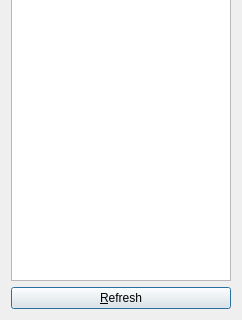
Above: dialog.ui from shaan7/Kapotah before the change; both pictures show x 0 to 242 and y 175 to 495 of the 242 by 495 pixel window. Below: the same form after it.
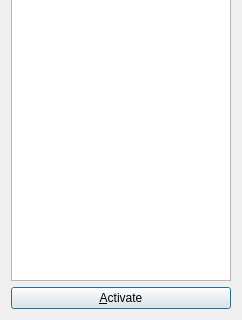
That is the form after the change.

Commit message: refresh button name changed to activate

Diff of the .ui file:
```diff
--- a/dialog.ui
+++ b/dialog.ui
@@ -20,7 +20,7 @@
    <item row="1" column="0">
     <widget class="QPushButton" name="refreshButton">
      <property name="text">
-      <string>&amp;Refresh</string>
+      <string>&amp;Activate</string>
      </property>
     </widget>
    </item>
```
The commit also changes 1 other file.
